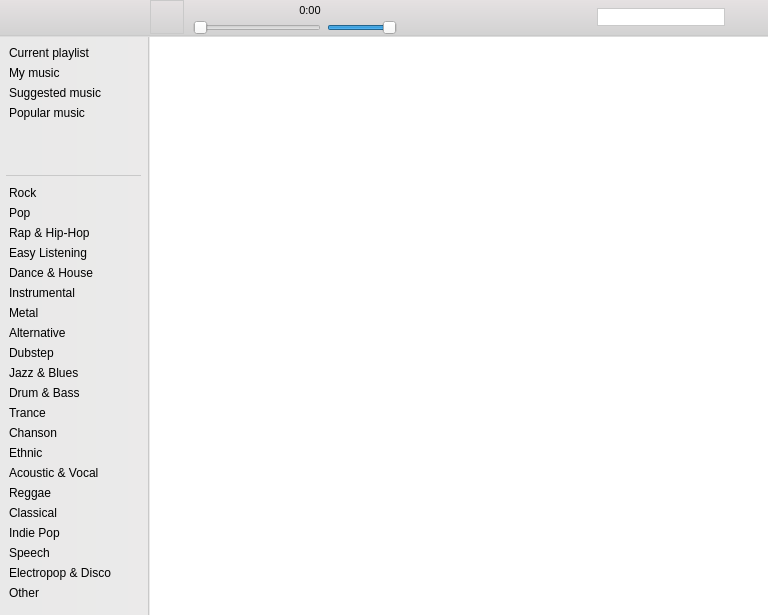
Above: playerwidget.ui from Amixp/flow before the change. Below: the same form after it.
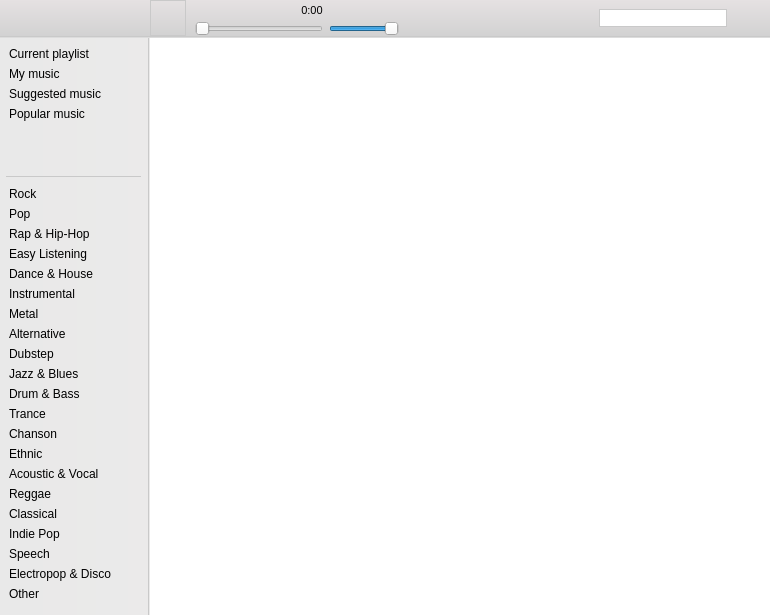
That is the form after the change. Icons and pictures are not drawn. Custom widgets are drawn as their Qt base class.

Commit message: Added big size album art

The edit to the form file:
```diff
--- a/playerwidget.ui
+++ b/playerwidget.ui
@@ -6,7 +6,7 @@
    <rect>
     <x>0</x>
     <y>0</y>
-    <width>768</width>
+    <width>770</width>
     <height>615</height>
    </rect>
   </property>
@@ -386,28 +386,34 @@
        </widget>
       </item>
       <item>
-       <widget class="QLabel" name="coverLabel">
+       <widget class="ClickableLabel" name="albumArtLabel">
         <property name="minimumSize">
          <size>
-          <width>34</width>
-          <height>34</height>
+          <width>36</width>
+          <height>36</height>
          </size>
         </property>
         <property name="maximumSize">
          <size>
-          <width>34</width>
-          <height>34</height>
+          <width>36</width>
+          <height>36</height>
          </size>
         </property>
         <property name="styleSheet">
          <string notr="true">border: 1px solid rgb(201, 201, 201);</string>
         </property>
+        <property name="lineWidth">
+         <number>0</number>
+        </property>
         <property name="text">
          <string/>
         </property>
         <property name="scaledContents">
          <bool>true</bool>
         </property>
+        <property name="alignment">
+         <set>Qt::AlignCenter</set>
+        </property>
        </widget>
       </item>
       <item>
```
Left out of the diff: 2 changed lines with no effect on the pictures. The commit also changes 4 other files.
